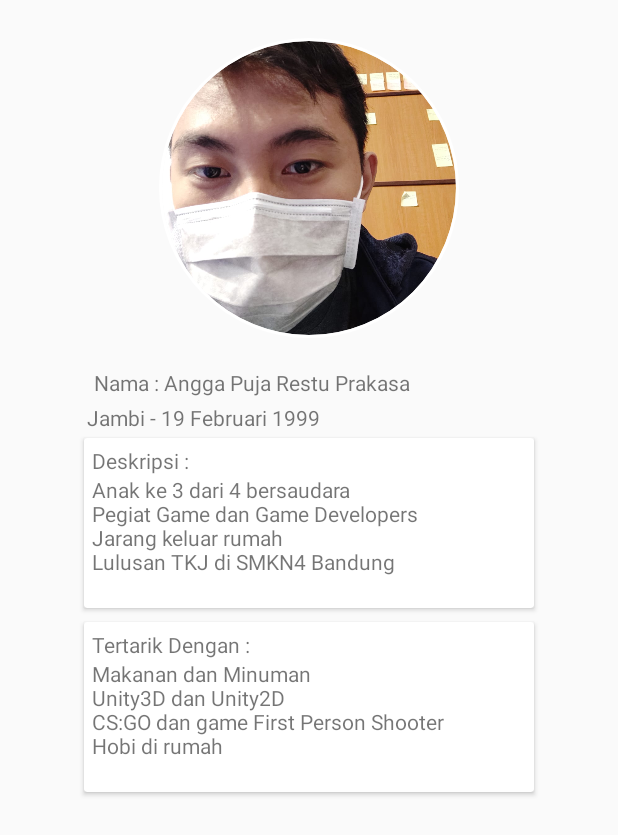
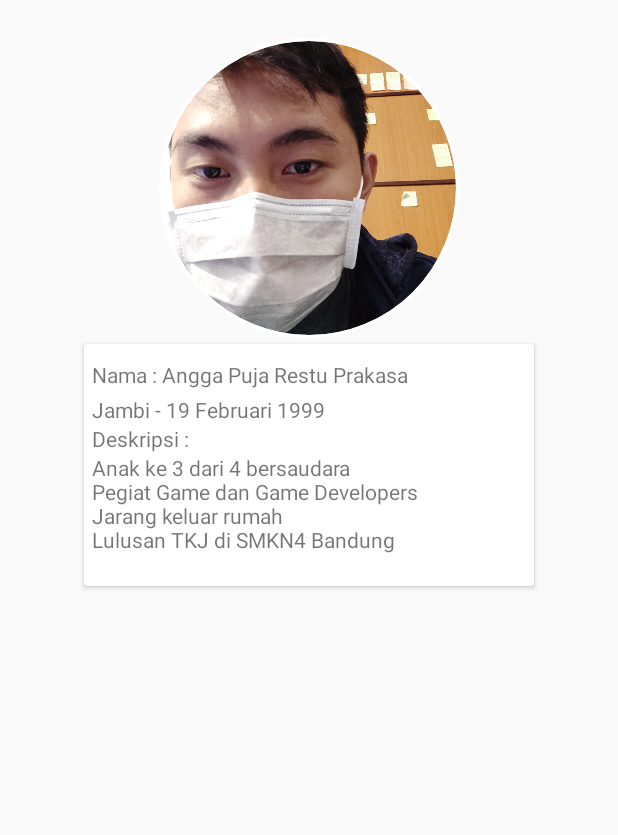
Before and after one commit to aprp19/WhiteSpace, an Android app: the fragment Profile shown on its own in the app's theme, on a phone screen of 412 x 824 dp. Shown: the top 835 px of the screen. Run offline under Robolectric (Android 15) with nearby library versions, the phone set to English and light mode, and no system bars; our stand-ins replace CircleImageView.

Commit message:
New Update

```diff
--- a/app/src/main/java/com/aprp/whitespace/ui/home/HomeFragment.kt
+++ b/app/src/main/java/com/aprp/whitespace/ui/home/HomeFragment.kt
@@ -22,10 +22,6 @@ class HomeFragment : Fragment() {
         homeViewModel =
                 ViewModelProviders.of(this).get(HomeViewModel::class.java)
         val root = inflater.inflate(R.layout.fragment_home, container, false)
-//        val textView: TextView = root.findViewById(R.id.text_home)
-//        homeViewModel.text.observe(viewLifecycleOwner, Observer {
-//            textView.text = it
-//        })
         return root
     }
 }
--- a/app/src/main/java/com/aprp/whitespace/ui/home/HomeViewModel.kt
+++ b/app/src/main/java/com/aprp/whitespace/ui/home/HomeViewModel.kt
@@ -6,8 +6,4 @@ import androidx.lifecycle.ViewModel
 
 class HomeViewModel : ViewModel() {
 
-//    private val _text = MutableLiveData<String>().apply {
-//        value = "This is home Fragment"
-//    }
-//    val text: LiveData<String> = _text
 }
--- a/app/src/main/java/com/aprp/whitespace/ui/profile/Profile.kt
+++ b/app/src/main/java/com/aprp/whitespace/ui/profile/Profile.kt
@@ -22,10 +22,6 @@ class Profile : Fragment() {
         profileViewModel =
             ViewModelProviders.of(this).get(ProfileViewModel::class.java)
         val root = inflater.inflate(R.layout.fragment_profile, container, false)
-        val textView: TextView = root.findViewById(R.id.text_profile)
-        profileViewModel.text.observe(viewLifecycleOwner, Observer {
-            textView.text = it
-        })
         return root
     }
 }
--- a/app/src/main/java/com/aprp/whitespace/ui/profile/ProfileViewModel.kt
+++ b/app/src/main/java/com/aprp/whitespace/ui/profile/ProfileViewModel.kt
@@ -6,8 +6,4 @@ import androidx.lifecycle.ViewModel
 
 class ProfileViewModel : ViewModel() {
 
-    private val _text = MutableLiveData<String>().apply {
-        value = "This is Profile Fragment"
-    }
-    val text: LiveData<String> = _text
 }
--- a/app/src/main/res/layout/fragment_profile.xml
+++ b/app/src/main/res/layout/fragment_profile.xml
@@ -20,29 +20,6 @@
         app:layout_constraintStart_toStartOf="parent"
         app:layout_constraintTop_toTopOf="parent" />
 
-    <TextView
-        android:id="@+id/home_nama"
-        android:layout_width="wrap_content"
-        android:layout_height="wrap_content"
-        android:layout_marginTop="20dp"
-        android:text="@string/home_nama"
-        app:layout_constraintEnd_toEndOf="parent"
-        app:layout_constraintHorizontal_bias="0.312"
-        app:layout_constraintStart_toStartOf="parent"
-        app:layout_constraintTop_toBottomOf="@+id/profile_image" />
-
-    <TextView
-        android:id="@+id/home_tgllahir"
-        android:layout_width="wrap_content"
-        android:layout_height="wrap_content"
-        android:layout_marginTop="4dp"
-        android:text="@string/home_tgllahir"
-        app:layout_constraintEnd_toEndOf="parent"
-        app:layout_constraintHorizontal_bias="0.226"
-        app:layout_constraintStart_toStartOf="parent"
-        app:layout_constraintTop_toBottomOf="@+id/home_nama" />
-
-
     <androidx.cardview.widget.CardView
         android:id="@+id/cardOne"
         android:layout_width="300dp"
@@ -51,7 +28,7 @@
         android:padding="2dp"
         app:layout_constraintEnd_toEndOf="parent"
         app:layout_constraintStart_toStartOf="parent"
-        app:layout_constraintTop_toBottomOf="@+id/home_tgllahir">
+        app:layout_constraintTop_toBottomOf="@+id/profile_image">
 
         <RelativeLayout
             android:layout_width="match_parent"
@@ -59,12 +36,28 @@
             android:padding="5dp">
 
             <TextView
+                android:id="@+id/home_nama"
+                android:layout_width="wrap_content"
+                android:layout_height="wrap_content"
+                android:layout_marginTop="5dp"
+                android:layout_alignParentStart="true"
+                android:layout_alignParentTop="true"
+                android:text="@string/home_nama"/>
+
+            <TextView
+                android:id="@+id/home_tgllahir"
+                android:layout_width="wrap_content"
+                android:layout_height="wrap_content"
+                android:layout_marginTop="4dp"
+                android:layout_below="@+id/home_nama"
+                android:text="@string/home_tgllahir"/>
+
+            <TextView
                 android:id="@+id/home_deskripsi"
                 android:layout_width="wrap_content"
                 android:layout_height="wrap_content"
-                android:layout_alignParentStart="true"
-                android:layout_alignParentTop="true"
                 android:layout_marginEnd="16dp"
+                android:layout_below="@+id/home_tgllahir"
                 android:text="@string/home_deskripsi" />
 
             <TextView
@@ -78,39 +71,4 @@
         </RelativeLayout>
     </androidx.cardview.widget.CardView>
 
-    <androidx.cardview.widget.CardView
-        android:id="@+id/cardTwo"
-        android:layout_width="300dp"
-        android:layout_height="wrap_content"
-        android:padding="2dp"
-        app:layout_constraintBottom_toBottomOf="parent"
-        app:layout_constraintEnd_toEndOf="parent"
-        app:layout_constraintStart_toStartOf="parent"
-        app:layout_constraintTop_toBottomOf="@+id/cardOne"
-        app:layout_constraintVertical_bias="0.029999971">
-
-        <RelativeLayout
-            android:layout_width="match_parent"
-            android:layout_height="match_parent"
-            android:padding="5dp">
-
-            <TextView
-                android:id="@+id/home_interest"
-                android:layout_width="wrap_content"
-                android:layout_height="wrap_content"
-                android:layout_alignParentStart="true"
-                android:layout_alignParentTop="true"
-                android:layout_marginEnd="16dp"
-                android:text="@string/home_interest" />
-
-            <TextView
-                android:id="@+id/home_interest_isi"
-                android:layout_width="wrap_content"
-                android:layout_height="wrap_content"
-                android:layout_below="@+id/home_interest"
-                android:text="@string/home_interest_isi" />
-        </RelativeLayout>
-
-    </androidx.cardview.widget.CardView>
-
 </androidx.constraintlayout.widget.ConstraintLayout>
```
